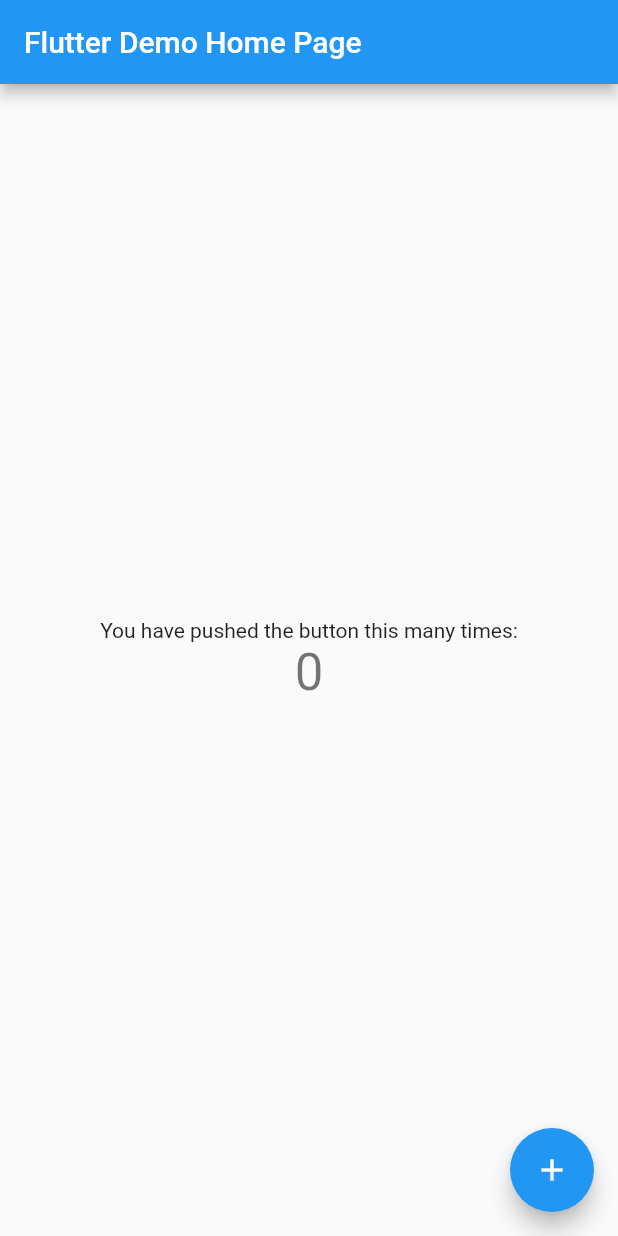
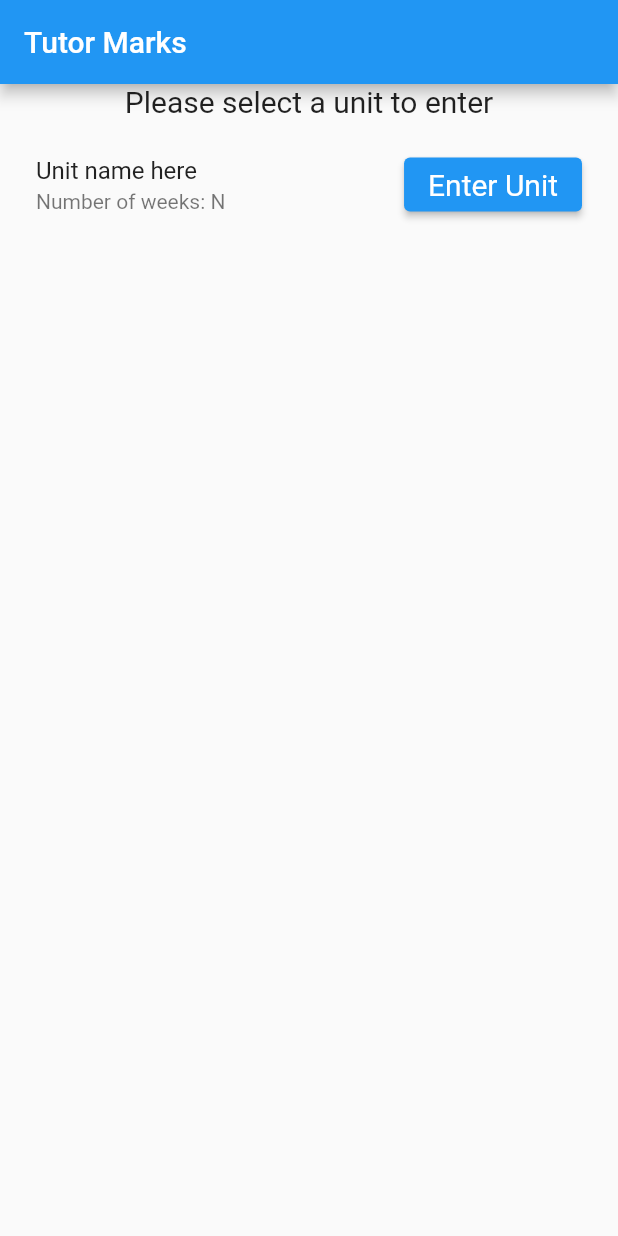
Before and after one commit to AdamJScott/KIT305-Flutter-assignment, a Flutter app: the screen it shows after launch, on a phone screen of 412 x 824 dp. Run offline on Flutter 3.47's test engine with Material 2 defaults, Android fonts, the phone set to English and light mode, and no system bars.

```diff
--- a/assignment_four/lib/main.dart
+++ b/assignment_four/lib/main.dart
@@ -1,4 +1,6 @@
 import 'package:flutter/material.dart';
+
+import 'ClassView.dart';
 
 void main() {
   runApp(MyApp());
@@ -9,7 +11,7 @@ class MyApp extends StatelessWidget {
   @override
   Widget build(BuildContext context) {
     return MaterialApp(
-      title: 'Flutter Demo',
+      title: 'Tutor Marks',
       theme: ThemeData(
         // This is the theme of your application.
         //
@@ -22,7 +24,7 @@ class MyApp extends StatelessWidget {
         // is not restarted.
         primarySwatch: Colors.blue,
       ),
-      home: MyHomePage(title: 'Flutter Demo Home Page'),
+      home: MyHomePage(title: 'Tutor Marks'),
     );
   }
 }
@@ -30,84 +32,65 @@ class MyApp extends StatelessWidget {
 class MyHomePage extends StatefulWidget {
   MyHomePage({Key? key, required this.title}) : super(key: key);
 
-  // This widget is the home page of your application. It is stateful, meaning
-  // that it has a State object (defined below) that contains fields that affect
-  // how it looks.
-
-  // This class is the configuration for the state. It holds the values (in this
-  // case the title) provided by the parent (in this case the App widget) and
-  // used by the build method of the State. Fields in a Widget subclass are
-  // always marked "final".
-
   final String title;
-
   @override
-  _MyHomePageState createState() => _MyHomePageState();
+  _HomePageWidgetState createState() => _HomePageWidgetState();
 }
 
-class _MyHomePageState extends State<MyHomePage> {
-  int _counter = 0;
-
-  void _incrementCounter() {
-    setState(() {
-      // This call to setState tells the Flutter framework that something has
-      // changed in this State, which causes it to rerun the build method below
-      // so that the display can reflect the updated values. If we changed
-      // _counter without calling setState(), then the build method would not be
-      // called again, and so nothing would appear to happen.
-      _counter++;
-    });
-  }
+class _HomePageWidgetState extends State<MyHomePage> {
+  final scaffoldKey = GlobalKey<ScaffoldState>();
 
   @override
   Widget build(BuildContext context) {
-    // This method is rerun every time setState is called, for instance as done
-    // by the _incrementCounter method above.
-    //
-    // The Flutter framework has been optimized to make rerunning build methods
-    // fast, so that you can just rebuild anything that needs updating rather
-    // than having to individually change instances of widgets.
+    final ButtonStyle style =
+    ElevatedButton.styleFrom(textStyle: const TextStyle(fontSize: 20));//https://api.flutter.dev/flutter/material/ElevatedButton-class.html
+
     return Scaffold(
       appBar: AppBar(
         // Here we take the value from the MyHomePage object that was created by
         // the App.build method, and use it to set our appbar title.
         title: Text(widget.title),
       ),
-      body: Center(
-        // Center is a layout widget. It takes a single child and positions it
-        // in the middle of the parent.
-        child: Column(
-          // Column is also a layout widget. It takes a list of children and
-          // arranges them vertically. By default, it sizes itself to fit its
-          // children horizontally, and tries to be as tall as its parent.
-          //
-          // Invoke "debug painting" (press "p" in the console, choose the
-          // "Toggle Debug Paint" action from the Flutter Inspector in Android
-          // Studio, or the "Toggle Debug Paint" command in Visual Studio Code)
-          // to see the wireframe for each widget.
-          //
-          // Column has various properties to control how it sizes itself and
-          // how it positions its children. Here we use mainAxisAlignment to
-          // center the children vertically; the main axis here is the vertical
-          // axis because Columns are vertical (the cross axis would be
-          // horizontal).
-          mainAxisAlignment: MainAxisAlignment.center,
-          children: <Widget>[
-            Text(
-              'You have pushed the button this many times:',
-            ),
-            Text(
-              '$_counter',
-              style: Theme.of(context).textTheme.headline4,
-            ),
-          ],
+      key: scaffoldKey,
+      body: SafeArea(
+        child: Align(
+          alignment: Alignment(0, 0),
+          child: Column(
+            mainAxisSize: MainAxisSize.max,
+            children: [
+              Text(
+                'Please select a unit to enter', style: TextStyle(fontSize: 20),
+              ),
+              Expanded(
+                child: ListView.builder(
+                  padding: EdgeInsets.all(8),
+
+                  scrollDirection: Axis.vertical,
+                    itemBuilder: (_, index) {
+                      var unit = "test";
+                      return ListTile(
+                        title:Text("Unit name here"),
+
+                        subtitle: Text("Number of weeks: N"),
+                        trailing: ElevatedButton(
+                          style: style,
+                          onPressed: () {
+                              Navigator.push(context, MaterialPageRoute(builder: (context) { return ClassView(); }));
+                          }, // ADD MOVEMENT Navigator.push(context, MaterialPageRoute(builder: (context) { return MovieDetails(id:index); }));
+                          child: const Text('Enter Unit'),
+                        ),
+                        //leading: movie.image != null ? Image.network(movie.image) : null,
+
+
+                      );
+                    },
+                    itemCount:1
+                ),
+              )
+            ],
+          ),
         ),
       ),
-      floatingActionButton: FloatingActionButton(
-        onPressed: _incrementCounter,
-        tooltip: 'Increment',
-        child: Icon(Icons.add),
-      ), // This trailing comma makes auto-formatting nicer for build methods.
     );
   }
 }
--- /dev/null
+++ b/assignment_four/lib/unit.dart
@@ -0,0 +1,37 @@
+import 'package:flutter/material.dart';
+
+
+class Unit {
+  String id;
+  int numberOfWeeks;
+  String unitname;
+
+
+  Unit({required this.id, required this.numberOfWeeks, required this.unitname});
+
+
+  //Able to convert from firestore to unit object
+  Unit.fromJson(Map<String,dynamic> json)
+  :id = json['id'], numberOfWeeks = json['numberOfWeeks'], unitname = json['unitname'];
+
+  //Able to convert from unit object to firestore
+  Map<String, dynamic> toJson() =>{
+    'id': id, 'numberOfWeeks': numberOfWeeks, 'unitname': unitname
+  };
+
+
+
+}
+
+class UnitModel extends ChangeNotifier {
+  final List<Unit> units = [];
+
+  UnitModel(){
+    //TODO call database here
+  }
+
+
+
+
+
+}
```
Also changed, not shown: assignment_four/lib/ClassView.dart (added, +232 -0 lines), assignment_four/lib/StudentDetailView.dart (added, +15 -0 lines), assignment_four/lib/WeekReportView.dart (added, +15 -0 lines).
